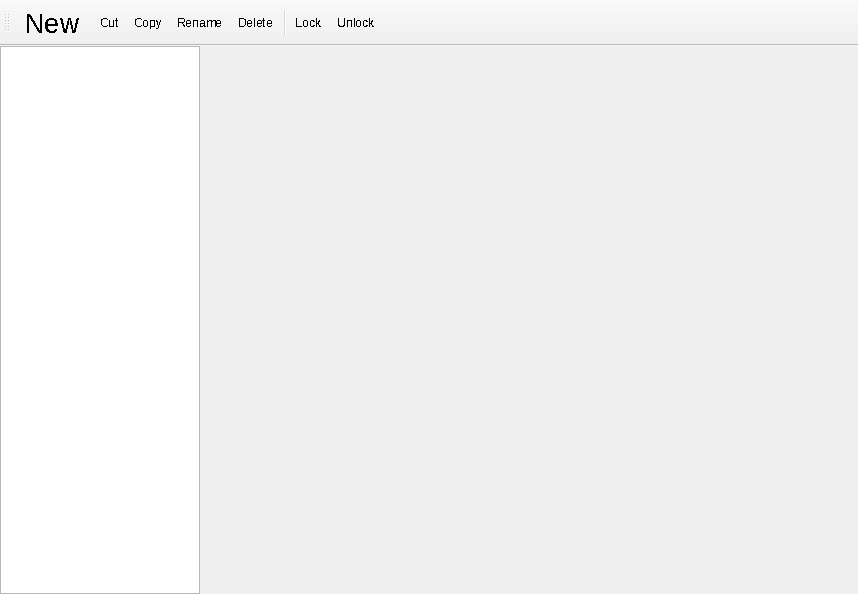
Amanrai503/Secure-file-management-system, file ui_files/main_window.ui: the form before one commit.
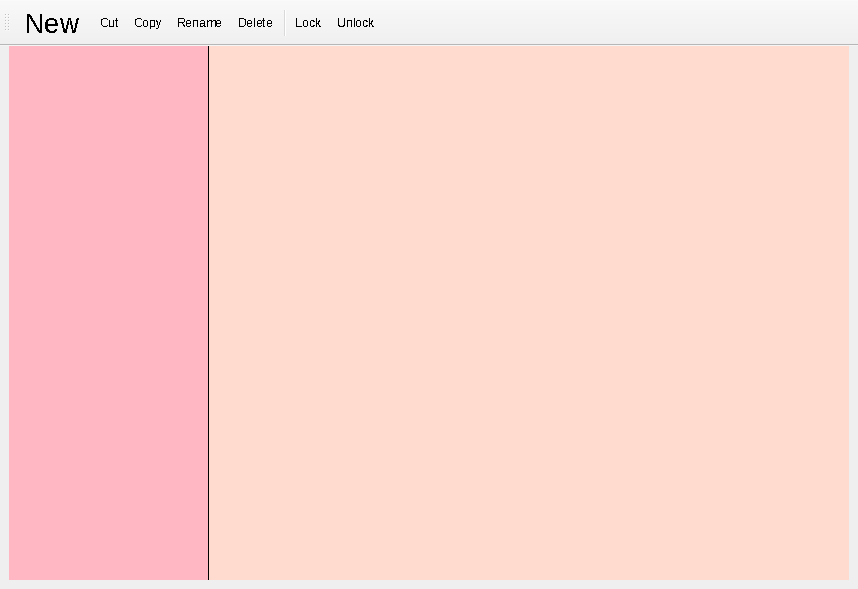
The form after the commit. Icons and pictures are not drawn.

Diff of the .ui file:
```diff
--- a/ui_files/main_window.ui
+++ b/ui_files/main_window.ui
@@ -7,13 +7,25 @@
     <x>0</x>
     <y>0</y>
     <width>858</width>
-    <height>594</height>
+    <height>589</height>
    </rect>
   </property>
   <property name="windowTitle">
    <string>MainWindow</string>
   </property>
   <widget class="QWidget" name="centralwidget">
+   <layout class="QVBoxLayout" name="verticalLayout">
+    <property name="spacing">
+     <number>0</number>
+    </property>
+    <property name="topMargin">
+     <number>0</number>
+    </property>
+    <item>
+     <widget class="QWidget" name="widget_2" native="true">
+      <property name="styleSheet">
+       <string notr="true"/>
+      </property>
    <layout class="QHBoxLayout" name="horizontalLayout">
     <property name="spacing">
      <number>0</number>
@@ -44,6 +56,12 @@
         <height>16777215</height>
        </size>
       </property>
+         <property name="styleSheet">
+          <string notr="true">border:none;
+border-right: 1px solid black;
+background-color: rgb(255, 184, 195);
+</string>
+         </property>
       <property name="headerHidden">
        <bool>true</bool>
       </property>
@@ -58,7 +76,14 @@
      </widget>
     </item>
     <item>
-     <widget class="QWidget" name="widget" native="true"/>
+        <widget class="QWidget" name="widget" native="true">
+         <property name="styleSheet">
+          <string notr="true">background-color: rgb(255, 218, 206);</string>
+         </property>
+        </widget>
+       </item>
+      </layout>
+     </widget>
     </item>
    </layout>
   </widget>
```
Left out of the diff: 22 changed lines with no effect on the pictures. Lines whose indentation alone changed are shown as unchanged.
